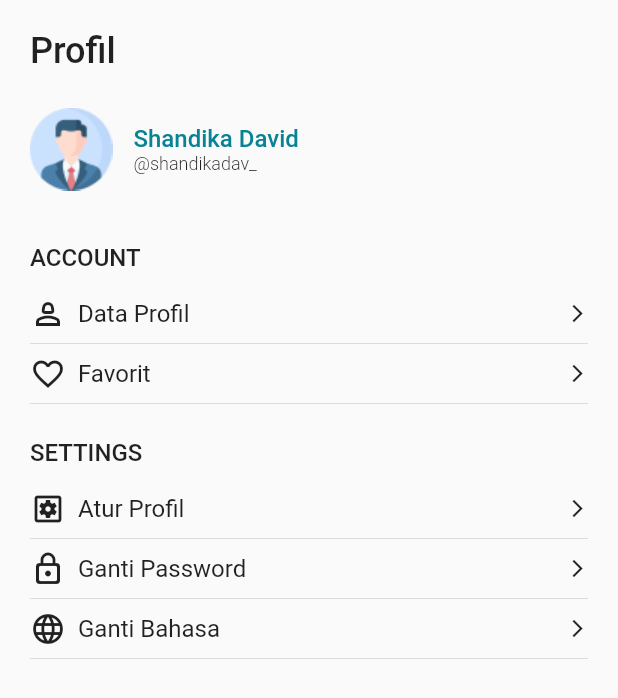
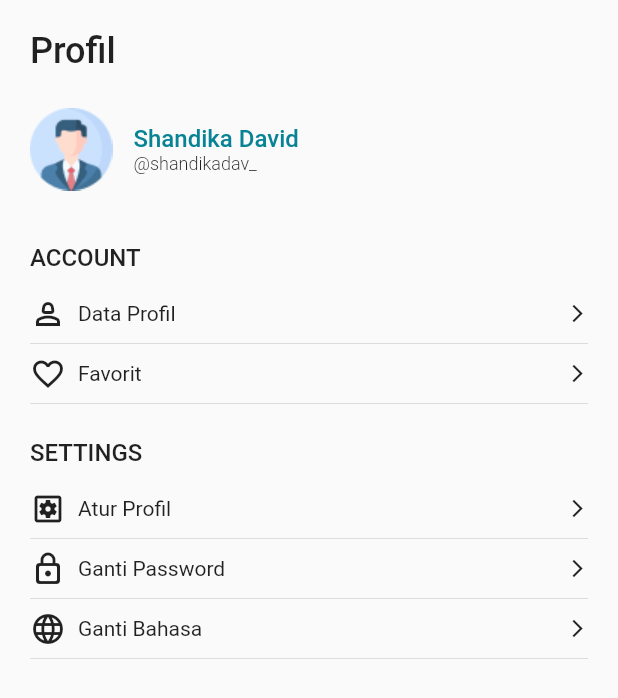
Before and after one commit to shandikadav/jogjatour, a Flutter app: the ProfilePage screen opened by its route, on a phone screen of 412 x 824 dp. Shown: the top 698 px of the screen. Run offline on Flutter 3.47's test engine with Material 2 defaults, Android fonts, the light colour scheme and no system bars; our stand-ins replace carousel_slider, google_fonts.

Commit message:
fix text size profile

```diff
--- a/lib/pages/profile.dart
+++ b/lib/pages/profile.dart
@@ -67,7 +67,7 @@ class ProfilePage extends StatelessWidget {
                     Text(
                       "Data Profil",
                       style:
-                          TextStyle(fontSize: 16, fontWeight: FontWeight.w400),
+                          TextStyle(fontSize: 14, fontWeight: FontWeight.w400),
                     ),
                   ],
                 ),
@@ -88,7 +88,7 @@ class ProfilePage extends StatelessWidget {
                     Text(
                       "Favorit",
                       style:
-                          TextStyle(fontSize: 16, fontWeight: FontWeight.w400),
+                          TextStyle(fontSize: 14, fontWeight: FontWeight.w400),
                     ),
                   ],
                 ),
@@ -117,7 +117,7 @@ class ProfilePage extends StatelessWidget {
                     Text(
                       "Atur Profil",
                       style:
-                          TextStyle(fontSize: 16, fontWeight: FontWeight.w400),
+                          TextStyle(fontSize: 14, fontWeight: FontWeight.w400),
                     ),
                   ],
                 ),
@@ -138,7 +138,7 @@ class ProfilePage extends StatelessWidget {
                     Text(
                       "Ganti Password",
                       style:
-                          TextStyle(fontSize: 16, fontWeight: FontWeight.w400),
+                          TextStyle(fontSize: 14, fontWeight: FontWeight.w400),
                     ),
                   ],
                 ),
@@ -159,7 +159,7 @@ class ProfilePage extends StatelessWidget {
                     Text(
                       "Ganti Bahasa",
                       style:
-                          TextStyle(fontSize: 16, fontWeight: FontWeight.w400),
+                          TextStyle(fontSize: 14, fontWeight: FontWeight.w400),
                     ),
                   ],
                 ),
```
